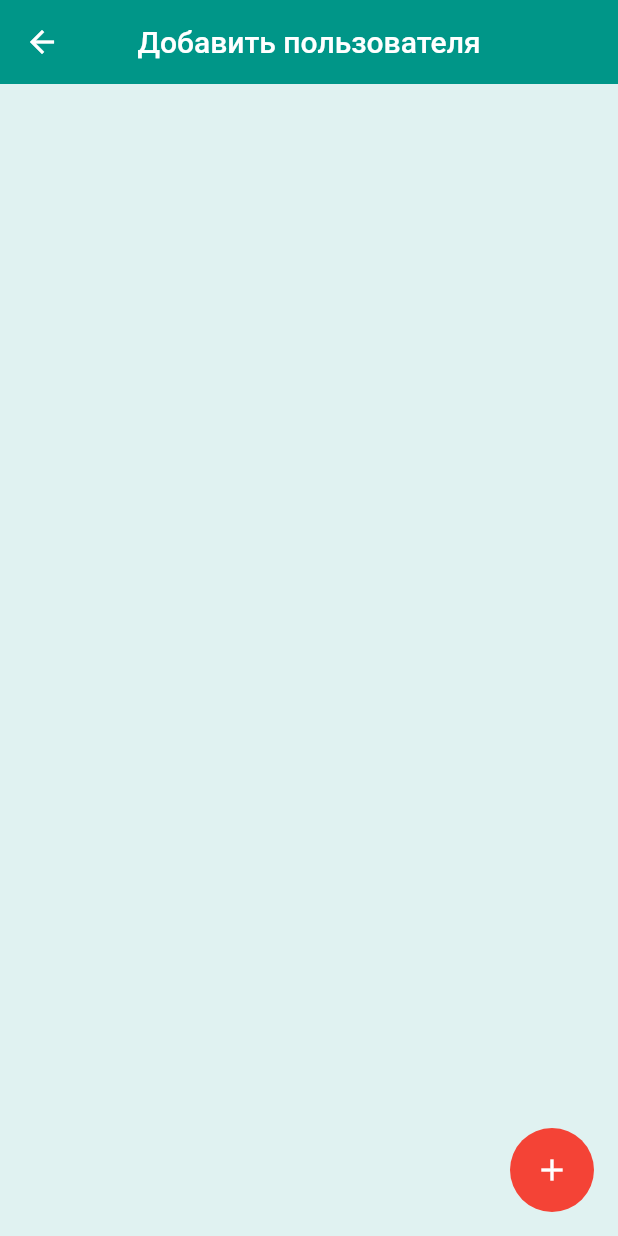
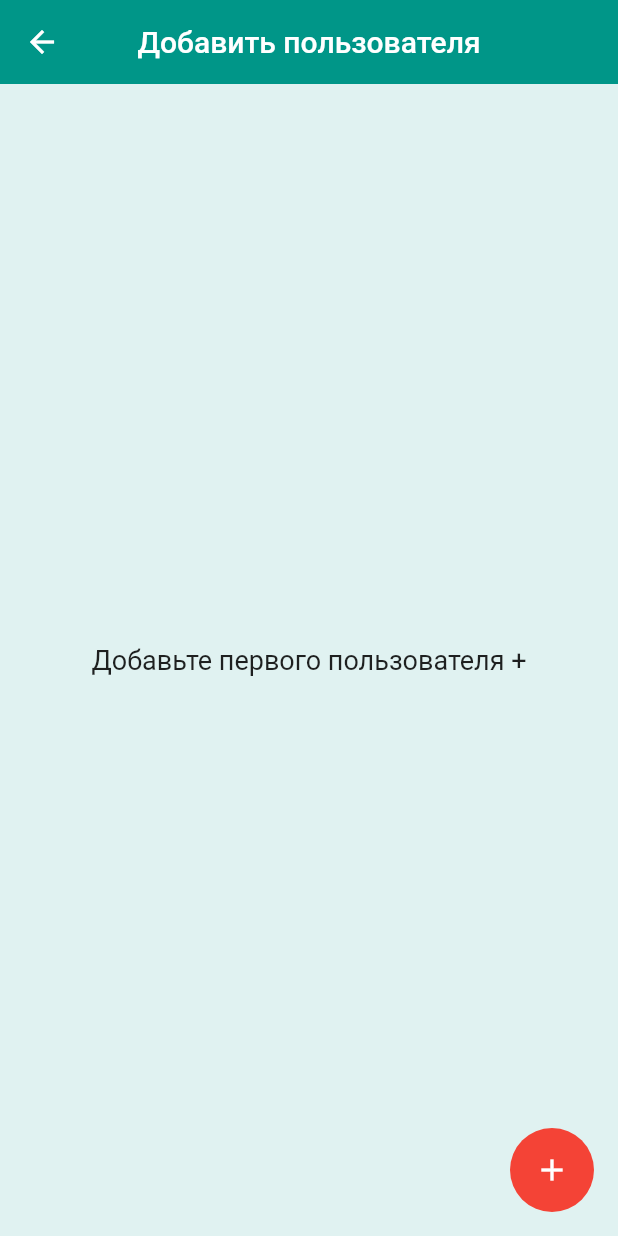
Before and after one commit to JMApps/gtour, a Flutter app: the AddUserPage screen opened by its route, on a phone screen of 412 x 824 dp. Run offline on Flutter 3.47's test engine with Material 2 defaults, Android fonts, the phone set to English and light mode, and no system bars; our stand-ins replace sqflite; accounts and stored records are empty.

Commit message:
Added database for add users

```diff
--- /dev/null
+++ b/lib/data/model/user.dart
@@ -0,0 +1,15 @@
+class User {
+  final int id;
+  final String firstName;
+  final String secondName;
+
+  User({required this.id, required this.firstName, required this.secondName});
+
+  factory User.fromMap(Map<String, dynamic> map) {
+    return User(
+      id: map['id'],
+      firstName: map['first_name'],
+      secondName: map['second_name'],
+    );
+  }
+}
--- a/lib/pages/add_user_page.dart
+++ b/lib/pages/add_user_page.dart
@@ -1,5 +1,8 @@
 import 'package:flutter/material.dart';
+import 'package:gtour/application/state/users_state.dart';
+import 'package:gtour/lists/users_list.dart';
 import 'package:gtour/widgets/fab_add_user.dart';
+import 'package:provider/provider.dart';
 
 class AddUserPage extends StatelessWidget {
   const AddUserPage({Key? key}) : super(key: key);
@@ -10,7 +13,24 @@ class AddUserPage extends StatelessWidget {
       appBar: AppBar(
         title: const Text('Добавить пользователя'),
       ),
-      body: Container(),
+      body: FutureBuilder<List>(
+        future: context.watch<UsersState>().getUsers(),
+        builder: (context, snapshot) {
+          return snapshot.hasData
+              ? UsersList(snapshot: snapshot)
+              : const Center(
+                  child: Padding(
+                    padding: EdgeInsets.all(16),
+                    child: Text(
+                      'Добавьте первого пользователя +',
+                      style: TextStyle(
+                        fontSize: 18,
+                      ),
+                    ),
+                  ),
+                );
+        },
+      ),
       floatingActionButton: const FabAddUser(),
     );
   }
```
Also changed, not shown: lib/application/state/users_state.dart (added, +32 -0 lines), lib/data/services/database_helper.dart (added, +62 -0 lines), lib/items/user_item.dart (added, +30 -0 lines), lib/lists/users_list.dart (added, +19 -0 lines), lib/main.dart (+10 -1 lines), lib/pages/add_group_page.dart (+8 -2 lines), lib/widgets/add_user_bottom_sheet.dart (+26 -4 lines), lib/widgets/fab_to_add_user_page.dart (deleted, +0 -15 lines).
